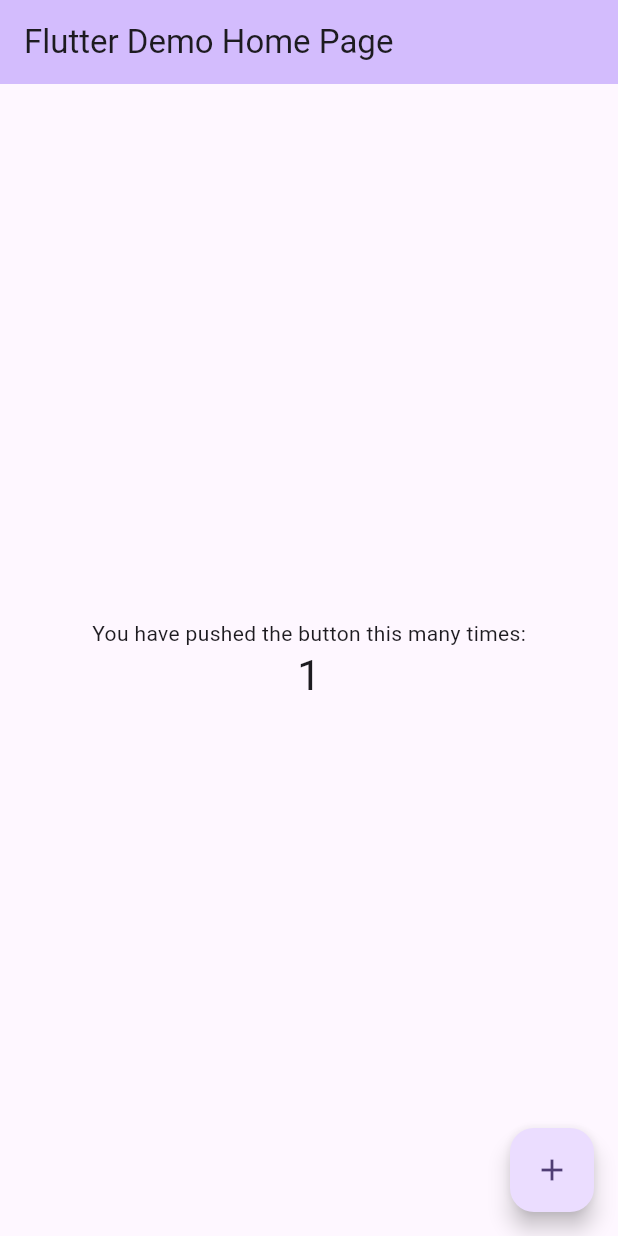
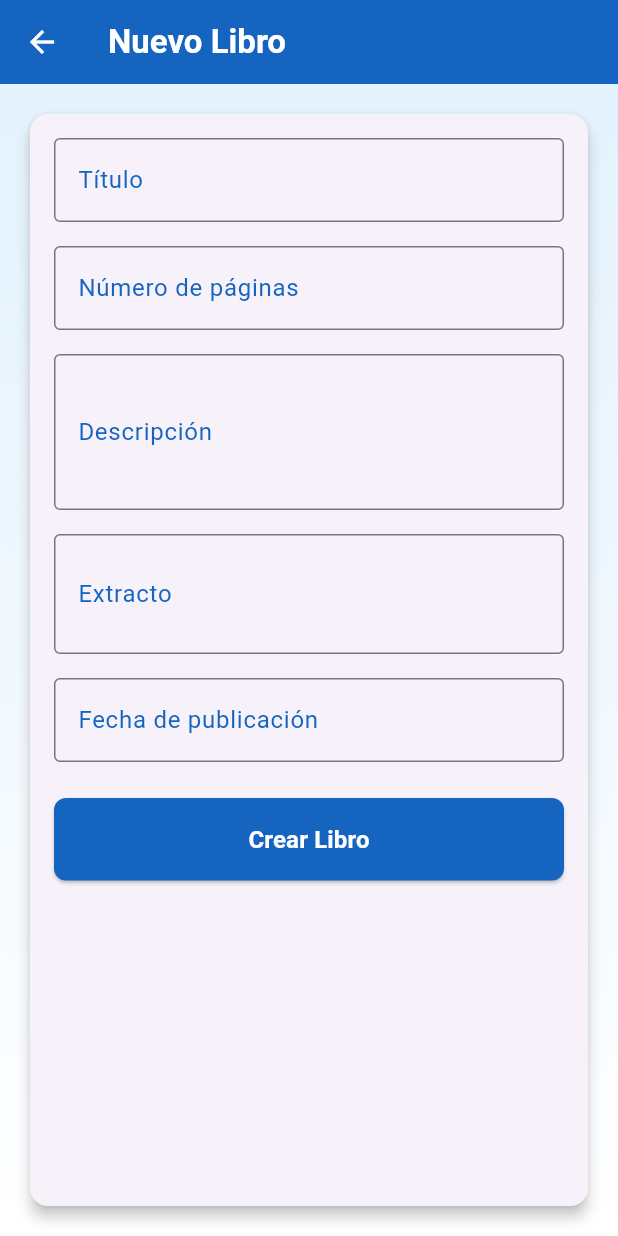
Before and after one commit to AngelPidza/mvp, a Flutter app: the screen it shows after launch, after a tap on the "add" icon, on a phone screen of 412 x 824 dp. Run offline on Flutter 3.47's test engine with Material 3 defaults, Android fonts, the phone set to English and light mode, and no system bars; network calls fail.

Commit message:
"prototipo"

```diff
--- a/lib/main.dart
+++ b/lib/main.dart
@@ -1,4 +1,6 @@
+// lib/main.dart
 import 'package:flutter/material.dart';
+import 'views/products_list_view.dart';
 
 void main() {
   runApp(const MyApp());
@@ -7,119 +9,16 @@ void main() {
 class MyApp extends StatelessWidget {
   const MyApp({super.key});
 
-  // This widget is the root of your application.
   @override
   Widget build(BuildContext context) {
     return MaterialApp(
-      title: 'Flutter Demo',
+      debugShowCheckedModeBanner: false,
+      title: 'Flutter Store MVP',
       theme: ThemeData(
-        // This is the theme of your application.
-        //
-        // TRY THIS: Try running your application with "flutter run". You'll see
-        // the application has a purple toolbar. Then, without quitting the app,
-        // try changing the seedColor in the colorScheme below to Colors.green
-        // and then invoke "hot reload" (save your changes or press the "hot
-        // reload" button in a Flutter-supported IDE, or press "r" if you used
-        // the command line to start the app).
-        //
-        // Notice that the counter didn't reset back to zero; the application
-        // state is not lost during the reload. To reset the state, use hot
-        // restart instead.
-        //
-        // This works for code too, not just values: Most code changes can be
-        // tested with just a hot reload.
-        colorScheme: ColorScheme.fromSeed(seedColor: Colors.deepPurple),
+        primarySwatch: Colors.blue,
         useMaterial3: true,
       ),
-      home: const MyHomePage(title: 'Flutter Demo Home Page'),
+      home: const BooksListView(),
     );
   }
 }
-
-class MyHomePage extends StatefulWidget {
-  const MyHomePage({super.key, required this.title});
-
-  // This widget is the home page of your application. It is stateful, meaning
-  // that it has a State object (defined below) that contains fields that affect
-  // how it looks.
-
-  // This class is the configuration for the state. It holds the values (in this
-  // case the title) provided by the parent (in this case the App widget) and
-  // used by the build method of the State. Fields in a Widget subclass are
-  // always marked "final".
-
-  final String title;
-
-  @override
-  State<MyHomePage> createState() => _MyHomePageState();
-}
-
-class _MyHomePageState extends State<MyHomePage> {
-  int _counter = 0;
-
-  void _incrementCounter() {
-    setState(() {
-      // This call to setState tells the Flutter framework that something has
-      // changed in this State, which causes it to rerun the build method below
-      // so that the display can reflect the updated values. If we changed
-      // _counter without calling setState(), then the build method would not be
-      // called again, and so nothing would appear to happen.
-      _counter++;
-    });
-  }
-
-  @override
-  Widget build(BuildContext context) {
-    // This method is rerun every time setState is called, for instance as done
-    // by the _incrementCounter method above.
-    //
-    // The Flutter framework has been optimized to make rerunning build methods
-    // fast, so that you can just rebuild anything that needs updating rather
-    // than having to individually change instances of widgets.
-    return Scaffold(
-      appBar: AppBar(
-        // TRY THIS: Try changing the color here to a specific color (to
-        // Colors.amber, perhaps?) and trigger a hot reload to see the AppBar
-        // change color while the other colors stay the same.
-        backgroundColor: Theme.of(context).colorScheme.inversePrimary,
-        // Here we take the value from the MyHomePage object that was created by
-        // the App.build method, and use it to set our appbar title.
-        title: Text(widget.title),
-      ),
-      body: Center(
-        // Center is a layout widget. It takes a single child and positions it
-        // in the middle of the parent.
-        child: Column(
-          // Column is also a layout widget. It takes a list of children and
-          // arranges them vertically. By default, it sizes itself to fit its
-          // children horizontally, and tries to be as tall as its parent.
-          //
-          // Column has various properties to control how it sizes itself and
-          // how it positions its children. Here we use mainAxisAlignment to
-          // center the children vertically; the main axis here is the vertical
-          // axis because Columns are vertical (the cross axis would be
-          // horizontal).
-          //
-          // TRY THIS: Invoke "debug painting" (choose the "Toggle Debug Paint"
-          // action in the IDE, or press "p" in the console), to see the
-          // wireframe for each widget.
-          mainAxisAlignment: MainAxisAlignment.center,
-          children: <Widget>[
-            const Text(
-              'You have pushed the button this many times:',
-            ),
-            Text(
-              '$_counter',
-              style: Theme.of(context).textTheme.headlineMedium,
-            ),
-          ],
-        ),
-      ),
-      floatingActionButton: FloatingActionButton(
-        onPressed: _incrementCounter,
-        tooltip: 'Increment',
-        child: const Icon(Icons.add),
-      ), // This trailing comma makes auto-formatting nicer for build methods.
-    );
-  }
-}
--- /dev/null
+++ b/lib/models/book.dart
@@ -0,0 +1,39 @@
+class Book {
+  final int? id;
+  final String title;
+  final String description;
+  final int pageCount;
+  final String excerpt;
+  final String publishDate;
+
+  Book({
+    this.id,
+    required this.title,
+    required this.description,
+    required this.pageCount,
+    required this.excerpt,
+    required this.publishDate,
+  });
+
+  factory Book.fromJson(Map<String, dynamic> json) {
+    return Book(
+      id: json['id'],
+      title: json['title'],
+      pageCount: json['pageCount'].toInt(),
+      description: json['description'],
+      excerpt: json['excerpt'],
+      publishDate: json['publishDate'],
+    );
+  }
+
+  Map<String, dynamic> toJson() {
+    return {
+      'id': id,
+      'title': title,
+      'description': description,
+      'pageCount': pageCount,
+      'excerpt': excerpt,
+      'publishDate': publishDate,
+    };
+  }
+}
--- /dev/null
+++ b/lib/views/book_form_view.dart
@@ -0,0 +1,217 @@
+import 'package:flutter/material.dart';
+import '../models/book.dart';
+
+class BookFormView extends StatefulWidget {
+  final Book? book;
+  final Function(Book) onSubmit;
+
+  const BookFormView({
+    super.key,
+    this.book,
+    required this.onSubmit,
+  });
+
+  @override
+  State<BookFormView> createState() => _BookFormViewState();
+}
+
+class _BookFormViewState extends State<BookFormView> {
+  final _formKey = GlobalKey<FormState>();
+  late TextEditingController _titleController;
+  late TextEditingController _pageCountController;
+  late TextEditingController _descriptionController;
+  late TextEditingController _publishDateController;
+  late TextEditingController _excerptController;
+
+  @override
+  void initState() {
+    super.initState();
+    _titleController = TextEditingController(text: widget.book?.title ?? '');
+    _pageCountController =
+        TextEditingController(text: widget.book?.pageCount.toString() ?? '');
+    _descriptionController =
+        TextEditingController(text: widget.book?.description ?? '');
+    _publishDateController =
+        TextEditingController(text: widget.book?.publishDate ?? '');
+    _excerptController =
+        TextEditingController(text: widget.book?.excerpt ?? '');
+  }
+
+  @override
+  void dispose() {
+    _titleController.dispose();
+    _pageCountController.dispose();
+    _descriptionController.dispose();
+    _publishDateController.dispose();
+    _excerptController.dispose();
+    super.dispose();
+  }
+
+  @override
+  Widget build(BuildContext context) {
+    return Scaffold(
+      appBar: AppBar(
+        title: Text(
+          widget.book == null ? 'Nuevo Libro' : 'Editar Libro',
+          style: const TextStyle(fontWeight: FontWeight.bold),
+        ),
+        backgroundColor: Colors.blue.shade800,
+        foregroundColor: Colors.white,
+      ),
+      body: Container(
+        decoration: BoxDecoration(
+          gradient: LinearGradient(
+            begin: Alignment.topCenter,
+            end: Alignment.bottomCenter,
+            colors: [Colors.blue.shade50, Colors.white],
+          ),
+        ),
+        child: Padding(
+          padding: const EdgeInsets.all(16.0),
+          child: Card(
+            elevation: 4,
+            child: Padding(
+              padding: const EdgeInsets.all(16.0),
+              child: Form(
+                key: _formKey,
+                child: ListView(
+                  children: [
+                    TextFormField(
+                      controller: _titleController,
+                      decoration: InputDecoration(
+                        labelText: 'Título',
+                        labelStyle: TextStyle(color: Colors.blue.shade800),
+                        border: const OutlineInputBorder(),
+                        focusedBorder: OutlineInputBorder(
+                          borderSide: BorderSide(color: Colors.blue.shade800),
+                        ),
+                      ),
+                      validator: (value) {
+                        if (value == null || value.isEmpty) {
+                          return 'Por favor ingrese un título';
+                        }
+                        return null;
+                      },
+                    ),
+                    const SizedBox(height: 16),
+                    TextFormField(
+                      controller: _pageCountController,
+                      decoration: InputDecoration(
+                        labelText: 'Número de páginas',
+                        labelStyle: TextStyle(color: Colors.blue.shade800),
+                        border: const OutlineInputBorder(),
+                        focusedBorder: OutlineInputBorder(
+                          borderSide: BorderSide(color: Colors.blue.shade800),
+                        ),
+                      ),
+                      keyboardType: TextInputType.number,
+                      validator: (value) {
+                        if (value == null || value.isEmpty) {
+                          return 'Por favor ingrese el número de páginas';
+                        }
+                        if (int.tryParse(value) == null) {
+                          return 'Por favor ingrese un número válido';
+                        }
+                        return null;
+                      },
+                    ),
+                    const SizedBox(height: 16),
+                    TextFormField(
+                      controller: _descriptionController,
+                      decoration: InputDecoration(
+                        labelText: 'Descripción',
+                        labelStyle: TextStyle(color: Colors.blue.shade800),
+                        border: const OutlineInputBorder(),
+                        focusedBorder: OutlineInputBorder(
+                          borderSide: BorderSide(color: Colors.blue.shade800),
+                        ),
+                      ),
+                      maxLines: 3,
+                      validator: (value) {
+                        if (value == null || value.isEmpty) {
+                          return 'Por favor ingrese una descripción';
+                        }
+                        return null;
+                      },
+                    ),
+                    const SizedBox(height: 16),
+                    TextFormField(
+                      controller: _excerptController,
+                      decoration: InputDecoration(
+                        labelText: 'Extracto',
+                        labelStyle: TextStyle(color: Colors.blue.shade800),
+                        border: const OutlineInputBorder(),
+                        focusedBorder: OutlineInputBorder(
+                          borderSide: BorderSide(color: Colors.blue.shade800),
+                        ),
+                      ),
+                      maxLines: 2,
+                      validator: (value) {
+                        if (value == null || value.isEmpty) {
+                          return 'Por favor ingrese un extracto';
+                        }
+                        return null;
+                      },
+                    ),
+                    const SizedBox(height: 16),
+                    TextFormField(
+                      controller: _publishDateController,
+                      decoration: InputDecoration(
+                        labelText: 'Fecha de publicación',
+                        labelStyle: TextStyle(color: Colors.blue.shade800),
+                        border: const OutlineInputBorder(),
+                        focusedBorder: OutlineInputBorder(
+                          borderSide: BorderSide(color: Colors.blue.shade800),
+                        ),
+                      ),
+                      validator: (value) {
+                        if (value == null || value.isEmpty) {
+                          return 'Por favor ingrese la fecha de publicación';
+                        }
+                        return null;
+                      },
+                    ),
+                    const SizedBox(height: 24),
+                    ElevatedButton(
+                      style: ElevatedButton.styleFrom(
+                        backgroundColor: Colors.blue.shade800,
+                        foregroundColor: Colors.white,
+                        padding: const EdgeInsets.symmetric(vertical: 16),
+                        shape: RoundedRectangleBorder(
+                          borderRadius: BorderRadius.circular(8),
+                        ),
+                      ),
+                      onPressed: () {
+                        if (_formKey.currentState!.validate()) {
+                          final book = Book(
+                            id: widget.book?.id,
+                            title: _titleController.text,
+                            pageCount: int.parse(_pageCountController.text),
+                            description: _descriptionController.text,
+                            excerpt: _excerptController.text,
+                            publishDate: _publishDateController.text,
+                          );
+                          widget.onSubmit(book);
+                          Navigator.pop(context);
+                        }
+                      },
+                      child: Text(
+                        widget.book == null
+                            ? 'Crear Libro'
+                            : 'Actualizar Libro',
+                        style: const TextStyle(
+                          fontSize: 16,
+                          fontWeight: FontWeight.bold,
+                        ),
+                      ),
+                    ),
+                  ],
+                ),
+              ),
+            ),
+          ),
+        ),
+      ),
+    );
+  }
+}
--- /dev/null
+++ b/lib/views/products_list_view.dart
@@ -0,0 +1,270 @@
+import 'package:flutter/material.dart';
+import 'package:mvp/presenters/books_presenter.dart';
+import '../models/book.dart';
+import 'book_form_view.dart';
+
+class BooksListView extends StatefulWidget {
+  const BooksListView({super.key});
+
+  @override
+  State<BooksListView> createState() => _BooksListViewState();
+}
+
+class _BooksListViewState extends State<BooksListView> implements BooksView {
+  late BooksPresenter _presenter;
+  List<Book> _books = [];
+  bool _isLoading = true;
+
+  @override
+  void initState() {
+    super.initState();
+    _presenter = BooksPresenter(this);
+    _presenter.loadBooks();
+  }
+
+  @override
+  Widget build(BuildContext context) {
+    return Scaffold(
+      appBar: AppBar(
+        title: const Text(
+          'Books Library',
+          style: TextStyle(fontWeight: FontWeight.bold),
+        ),
+        elevation: 4,
+        backgroundColor: Colors.blue.shade800,
+        foregroundColor: Colors.white,
+      ),
+      body: Container(
+        decoration: BoxDecoration(
+          gradient: LinearGradient(
+            begin: Alignment.topCenter,
+            end: Alignment.bottomCenter,
+            colors: [Colors.blue.shade50, Colors.white],
+          ),
+        ),
+        child: _isLoading
+            ? const Center(
+                child: CircularProgressIndicator(
+                  color: Colors.blue,
+                  strokeWidth: 3,
+                ),
+              )
+            : ListView.builder(
+                padding: const EdgeInsets.all(8),
+                itemCount: _books.length,
+                itemBuilder: (context, index) {
+                  final book = _books[index];
+                  return Card(
+                    elevation: 3,
+                    margin: const EdgeInsets.symmetric(
+                      vertical: 8,
+                      horizontal: 4,
+                    ),
+                    child: ListTile(
+                      contentPadding: const EdgeInsets.symmetric(
+                        horizontal: 16,
+                        vertical: 8,
+                      ),
+                      title: Text(
+                        book.title,
+                        style: const TextStyle(
+                          fontWeight: FontWeight.bold,
+                          fontSize: 16,
+                        ),
+                      ),
+                      subtitle: Column(
+                        crossAxisAlignment: CrossAxisAlignment.start,
+                        children: [
+                          const SizedBox(height: 8),
+                          RichText(
+                            text: TextSpan(
+                              style: DefaultTextStyle.of(context).style,
+                              children: [
+                                TextSpan(
+                                  text: 'N. páginas: ',
+                                  style: TextStyle(
+                                    fontWeight: FontWeight.bold,
+                                    color: Colors.blue.shade700,
+                                  ),
+                                ),
+                                TextSpan(
+                                  text: '${book.pageCount}\n',
+                                  style: const TextStyle(
+                                    color: Colors.black87,
+                                  ),
+                                ),
+                                TextSpan(
+                                  text: 'Publicado: ',
+                                  style: TextStyle(
+                                    fontWeight: FontWeight.bold,
+                                    color: Colors.blue.shade700,
+                                  ),
+                                ),
+                                TextSpan(
+                                  text: book.publishDate,
+                                  style: const TextStyle(
+                                    color: Colors.black87,
+                                  ),
+                                ),
+                              ],
+                            ),
+                          ),
+                        ],
+                      ),
+                      trailing: Row(
+                        mainAxisSize: MainAxisSize.min,
+                        children: [
+                          IconButton(
+                            icon: Icon(
+                              Icons.edit,
+                              color: Colors.blue.shade700,
+                            ),
+                            onPressed: () => _showEditForm(book),
+                          ),
+                          IconButton(
+                            icon: Icon(
+                              Icons.delete,
+                              color: Colors.red.shade700,
+                            ),
+                            onPressed: () => _confirmDelete(book),
+                          ),
+                        ],
+                      ),
+                    ),
+                  );
+                },
+              ),
+      ),
+      floatingActionButton: FloatingActionButton(
+        backgroundColor: Colors.blue.shade800,
+        elevation: 4,
+        child: const Icon(
+          Icons.add,
+          color: Colors.white,
+        ),
+        onPressed: _showAddForm,
+      ),
+    );
+  }
+
+  void _showAddForm() {
+    Navigator.push(
+      context,
+      MaterialPageRoute(
+        builder: (context) => BookFormView(
+          onSubmit: (book) {
+            _presenter.createBook(book);
+          },
+        ),
+      ),
+    );
+  }
+
+  void _showEditForm(Book book) {
+    Navigator.push(
+      context,
+      MaterialPageRoute(
+        builder: (context) => BookFormView(
+          book: book,
+          onSubmit: (updatedBook) {
+            _presenter.updateBook(book.id!, updatedBook);
+          },
+        ),
+      ),
+    );
+  }
+
+  void _confirmDelete(Book book) {
+    showDialog(
+      context: context,
+      builder: (context) => AlertDialog(
+        title: const Text(
+          'Confirmar eliminación',
+          style: TextStyle(
+            fontWeight: FontWeight.bold,
+            color: Colors.red,
+          ),
+        ),
+        content: Text(
+          '¿Estás seguro que deseas eliminar "${book.title}"?',
+          style: const TextStyle(fontSize: 16),
+        ),
+        actions: [
+          TextButton(
+            onPressed: () => Navigator.pop(context),
+            child: Text(
+              'Cancelar',
+              style: TextStyle(color: Colors.grey.shade700),
+            ),
+          ),
+          ElevatedButton(
+            style: ElevatedButton.styleFrom(
+              backgroundColor: Colors.red,
+              foregroundColor: Colors.white,
+            ),
+            onPressed: () {
+              Navigator.pop(context);
+              _presenter.deleteBook(book.id!);
+            },
+            child: const Text('Eliminar'),
+          ),
+        ],
+      ),
+    );
+  }
+
+  @override
+  void onBooksLoaded(List<Book> books) {
+    setState(() {
+      _books = books;
+      _isLoading = false;
+    });
+  }
+
+  @override
+  void onBookCreated() {
+    _presenter.loadBooks();
+    ScaffoldMessenger.of(context).showSnackBar(
+      SnackBar(
+        content: const Text('Libro creado exitosamente'),
+        backgroundColor: Colors.green.shade600,
+        behavior: SnackBarBehavior.floating,
+      ),
+    );
+  }
+
+  @override
+  void onBookUpdated() {
+    _presenter.loadBooks();
+    ScaffoldMessenger.of(context).showSnackBar(
+      SnackBar(
+        content: const Text('Libro actualizado exitosamente'),
+        backgroundColor: Colors.green.shade600,
+        behavior: SnackBarBehavior.floating,
+      ),
+    );
+  }
+
+  @override
+  void onBookDeleted() {
+    _presenter.loadBooks();
+    ScaffoldMessenger.of(context).showSnackBar(
+      SnackBar(
+        content: const Text('Libro eliminado exitosamente'),
+        backgroundColor: Colors.green.shade600,
+        behavior: SnackBarBehavior.floating,
+      ),
+    );
+  }
+
+  @override
+  void onError(String error) {
+    ScaffoldMessenger.of(context).showSnackBar(
+      SnackBar(
+        content: Text(error),
+        backgroundColor: Colors.red.shade600,
+        behavior: SnackBarBehavior.floating,
+      ),
+    );
+  }
+}
--- a/pubspec.yaml
+++ b/pubspec.yaml
@@ -30,6 +30,7 @@ environment:
 dependencies:
   flutter:
     sdk: flutter
+  http: ^1.2.2
 
 
   # The following adds the Cupertino Icons font to your application.
```
Also changed, not shown: lib/presenters/books_presenter.dart (added, +53 -0 lines), lib/services/api_service.dart (added, +50 -0 lines), pubspec.lock.
